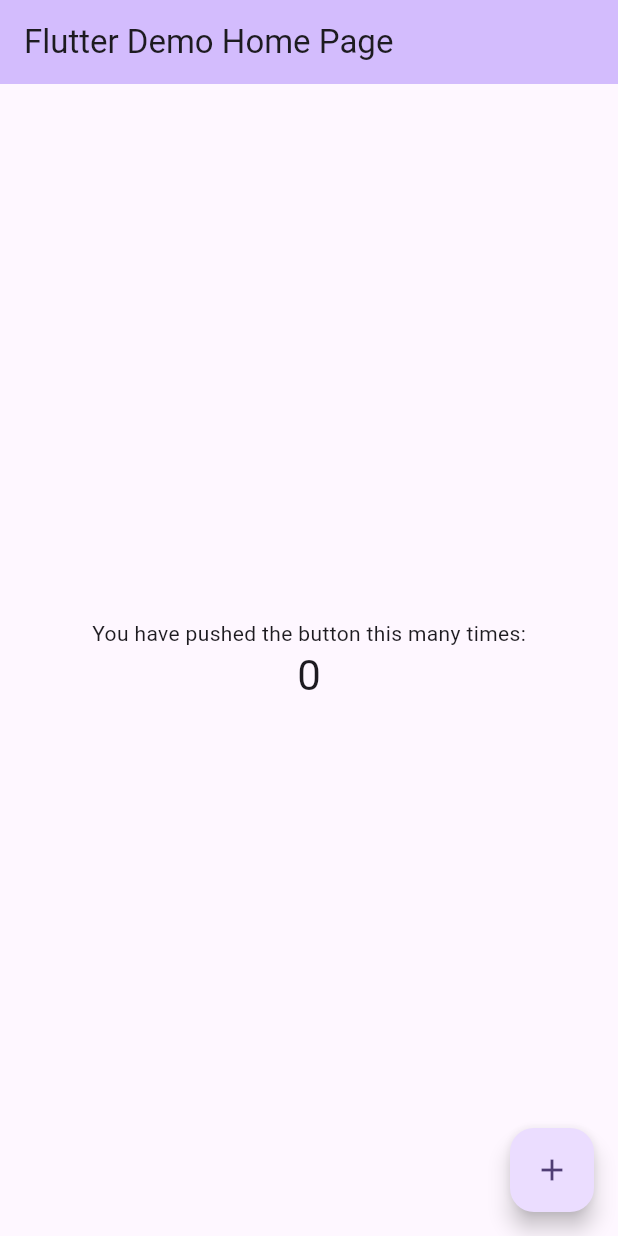
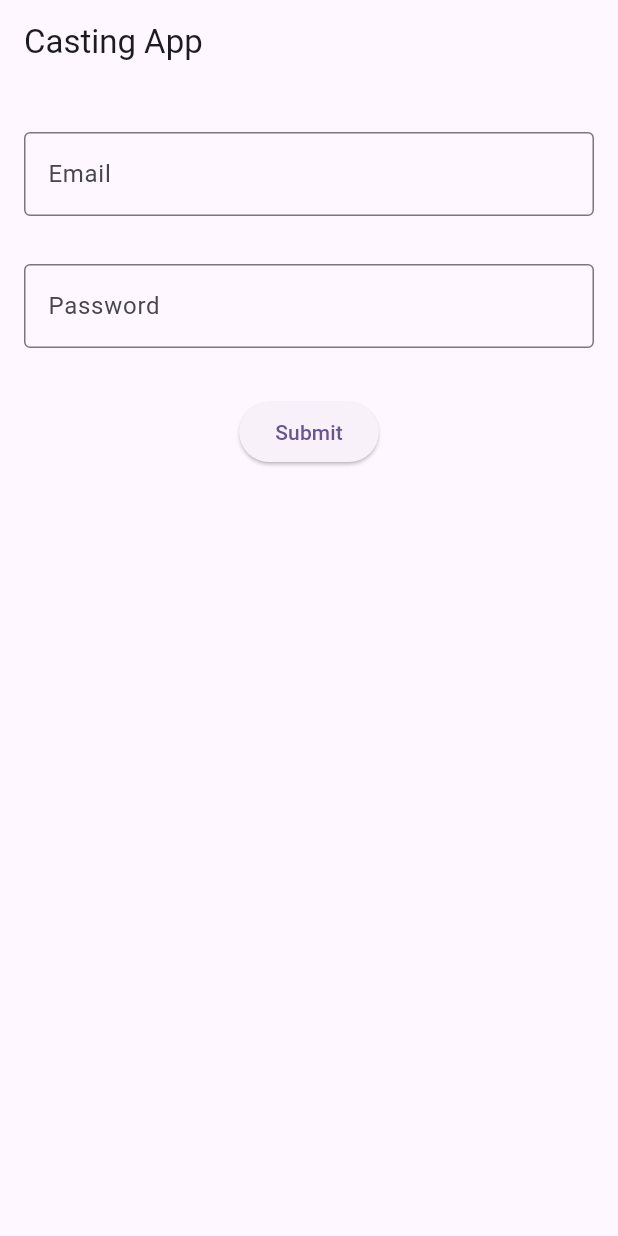
Before and after one commit to ElectroGio/casting_app_frontend, a Flutter app: the screen it shows after launch, on a phone screen of 412 x 824 dp. Run offline on Flutter 3.47's test engine with Material 2 defaults, Android fonts, the phone set to English and light mode, and no system bars.

Commit message:
Progress Login base

```diff
--- a/lib/main.dart
+++ b/lib/main.dart
@@ -1,3 +1,4 @@
+import 'package:casting_app/home.dart';
 import 'package:flutter/material.dart';
 
 void main() {
@@ -7,119 +8,113 @@ void main() {
 class MyApp extends StatelessWidget {
   const MyApp({super.key});
 
-  // This widget is the root of your application.
   @override
   Widget build(BuildContext context) {
     return MaterialApp(
-      title: 'Flutter Demo',
+      title: 'Casting App V.1.0',
       theme: ThemeData(
-        // This is the theme of your application.
-        //
-        // TRY THIS: Try running your application with "flutter run". You'll see
-        // the application has a blue toolbar. Then, without quitting the app,
-        // try changing the seedColor in the colorScheme below to Colors.green
-        // and then invoke "hot reload" (save your changes or press the "hot
-        // reload" button in a Flutter-supported IDE, or press "r" if you used
-        // the command line to start the app).
-        //
-        // Notice that the counter didn't reset back to zero; the application
-        // state is not lost during the reload. To reset the state, use hot
-        // restart instead.
-        //
-        // This works for code too, not just values: Most code changes can be
-        // tested with just a hot reload.
         colorScheme: ColorScheme.fromSeed(seedColor: Colors.deepPurple),
         useMaterial3: true,
       ),
-      home: const MyHomePage(title: 'Flutter Demo Home Page'),
+      home: const CastingApp(title: 'Casting App'),
     );
   }
 }
 
-class MyHomePage extends StatefulWidget {
-  const MyHomePage({super.key, required this.title});
-
-  // This widget is the home page of your application. It is stateful, meaning
-  // that it has a State object (defined below) that contains fields that affect
-  // how it looks.
-
-  // This class is the configuration for the state. It holds the values (in this
-  // case the title) provided by the parent (in this case the App widget) and
-  // used by the build method of the State. Fields in a Widget subclass are
-  // always marked "final".
-
+class CastingApp extends StatefulWidget {
+  const CastingApp({super.key, required this.title});
   final String title;
 
   @override
-  State<MyHomePage> createState() => _MyHomePageState();
+  State<CastingApp> createState() => _CastingAppState();
 }
 
-class _MyHomePageState extends State<MyHomePage> {
-  int _counter = 0;
-
-  void _incrementCounter() {
-    setState(() {
-      // This call to setState tells the Flutter framework that something has
-      // changed in this State, which causes it to rerun the build method below
-      // so that the display can reflect the updated values. If we changed
-      // _counter without calling setState(), then the build method would not be
-      // called again, and so nothing would appear to happen.
-      _counter++;
-    });
-  }
+class _CastingAppState extends State<CastingApp> {
+  final _formKey = GlobalKey<FormState>();
+  TextEditingController emailController = TextEditingController();
+  TextEditingController passwordController = TextEditingController();
 
   @override
   Widget build(BuildContext context) {
-    // This method is rerun every time setState is called, for instance as done
-    // by the _incrementCounter method above.
-    //
-    // The Flutter framework has been optimized to make rerunning build methods
-    // fast, so that you can just rebuild anything that needs updating rather
-    // than having to individually change instances of widgets.
     return Scaffold(
       appBar: AppBar(
-        // TRY THIS: Try changing the color here to a specific color (to
-        // Colors.amber, perhaps?) and trigger a hot reload to see the AppBar
-        // change color while the other colors stay the same.
-        backgroundColor: Theme.of(context).colorScheme.inversePrimary,
-        // Here we take the value from the MyHomePage object that was created by
-        // the App.build method, and use it to set our appbar title.
         title: Text(widget.title),
       ),
-      body: Center(
-        // Center is a layout widget. It takes a single child and positions it
-        // in the middle of the parent.
-        child: Column(
-          // Column is also a layout widget. It takes a list of children and
-          // arranges them vertically. By default, it sizes itself to fit its
-          // children horizontally, and tries to be as tall as its parent.
-          //
-          // Column has various properties to control how it sizes itself and
-          // how it positions its children. Here we use mainAxisAlignment to
-          // center the children vertically; the main axis here is the vertical
-          // axis because Columns are vertical (the cross axis would be
-          // horizontal).
-          //
-          // TRY THIS: Invoke "debug painting" (choose the "Toggle Debug Paint"
-          // action in the IDE, or press "p" in the console), to see the
-          // wireframe for each widget.
-          mainAxisAlignment: MainAxisAlignment.center,
-          children: <Widget>[
-            const Text(
-              'You have pushed the button this many times:',
-            ),
-            Text(
-              '$_counter',
-              style: Theme.of(context).textTheme.headlineMedium,
-            ),
-          ],
+      body: Form(
+        key: _formKey,
+        child: Padding(
+          padding: const EdgeInsets.symmetric(horizontal: 8, vertical: 16),
+          child: Column(
+            crossAxisAlignment: CrossAxisAlignment.center,
+            children: [
+              Padding(
+                padding:
+                    const EdgeInsets.symmetric(horizontal: 8, vertical: 16),
+                child: TextFormField(
+                  controller: emailController,
+                  decoration: const InputDecoration(
+                      border: OutlineInputBorder(), labelText: "Email"),
+                  validator: (value) {
+                    if (value == null || value.isEmpty) {
+                      return 'Please enter your email';
+                    }
+                    return null;
+                  },
+                ),
+              ),
+              Padding(
+                padding:
+                    const EdgeInsets.symmetric(horizontal: 8, vertical: 16),
+                child: TextFormField(
+                  controller: passwordController,
+                  obscureText: true,
+                  decoration: const InputDecoration(
+                      border: OutlineInputBorder(), labelText: "Password"),
+                  validator: (value) {
+                    if (value == null || value.isEmpty) {
+                      return 'Please enter your password';
+                    }
+                    return null;
+                  },
+                ),
+              ),
+              Padding(
+                padding:
+                    const EdgeInsets.symmetric(horizontal: 8, vertical: 16.0),
+                child: Center(
+                  child: ElevatedButton(
+                    onPressed: () {
+                      if (_formKey.currentState!.validate()) {
+                        //Acá va el servicio de validación
+                        if (emailController.text == "admin" &&
+                            passwordController.text == "admin") {
+                          Navigator.push(
+                            context,
+                            MaterialPageRoute(
+                                builder: (context) => HomePage(
+                                      email: emailController.text,
+                                    )),
+                          );
+                        } else {
+                          ScaffoldMessenger.of(context).showSnackBar(
+                            const SnackBar(
+                                content: Text('Invalid Credentials')),
+                          );
+                        }
+                      } else {
+                        ScaffoldMessenger.of(context).showSnackBar(
+                          const SnackBar(content: Text('Please fill input')),
+                        );
+                      }
+                    },
+                    child: const Text('Submit'),
+                  ),
+                ),
+              ),
+            ],
+          ),
         ),
       ),
-      floatingActionButton: FloatingActionButton(
-        onPressed: _incrementCounter,
-        tooltip: 'Increment',
-        child: const Icon(Icons.add),
-      ), // This trailing comma makes auto-formatting nicer for build methods.
     );
   }
 }
```
Also changed, not shown: lib/home.dart (added, +28 -0 lines).
